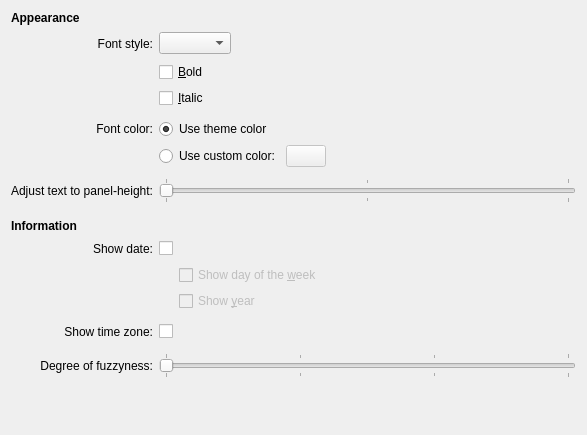
Old version of the form applets/fuzzy-clock/fuzzyClockConfig.ui in the repository KDE/kdeplasma-addons.
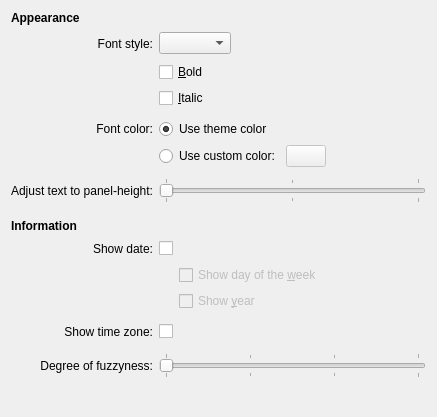
New version of the form. Custom widgets are drawn as their Qt base class.

Commit message:
Reduce unneededly large minimum width
Set the width of two spacers with a huge minimum width to the
same other spacers had. Doesn't otherwise change the layout.

```diff
--- a/applets/fuzzy-clock/fuzzyClockConfig.ui
+++ b/applets/fuzzy-clock/fuzzyClockConfig.ui
@@ -6,8 +6,8 @@
    <rect>
     <x>0</x>
     <y>0</y>
-    <width>587</width>
-    <height>435</height>
+    <width>437</width>
+    <height>417</height>
    </rect>
   </property>
   <layout class="QGridLayout" name="gridLayout_3">
@@ -65,7 +65,7 @@
        </property>
        <property name="sizeHint" stdset="0">
         <size>
-         <width>78</width>
+         <width>40</width>
          <height>17</height>
         </size>
        </property>
@@ -421,7 +421,7 @@
      </property>
      <property name="sizeHint" stdset="0">
       <size>
-       <width>401</width>
+       <width>40</width>
        <height>9</height>
       </size>
      </property>
@@ -515,16 +515,16 @@
    <extends>KComboBox</extends>
    <header>kfontcombobox.h</header>
   </customwidget>
-  <customwidget>
-   <class>KComboBox</class>
-   <extends>QComboBox</extends>
-   <header>kcombobox.h</header>
-  </customwidget>
   <customwidget>
    <class>KColorButton</class>
    <extends>QPushButton</extends>
    <header>kcolorbutton.h</header>
   </customwidget>
+  <customwidget>
+   <class>KComboBox</class>
+   <extends>QComboBox</extends>
+   <header>kcombobox.h</header>
+  </customwidget>
  </customwidgets>
  <resources/>
  <connections>
```
